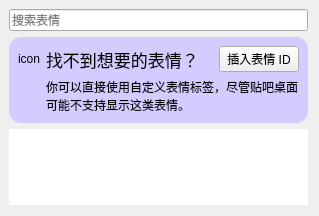
First picture: the form in src/resf/tb_emoji_selector.ui, repository clb-128258/TiebaDesktop, before the edit.
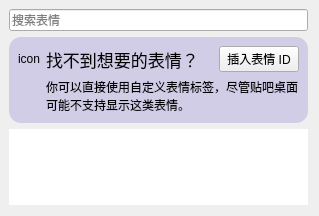
Second picture: the form after the edit.

Commit message: refactor: 微调表情选择器显示效果

```diff
--- a/src/resf/tb_emoji_selector.ui
+++ b/src/resf/tb_emoji_selector.ui
@@ -96,12 +96,11 @@
     <widget class="QFrame" name="frame">
      <property name="styleSheet">
       <string notr="true">QFrame#frame {
-	background-color: rgb(211, 205, 255);
+	background-color: rgba(91, 68, 200, 50);
     border: 1px soild #c0c4cc;
     border-radius: 12px;
     border-color: #67C23A;
 }
-QLabel{color: black;}
 </string>
      </property>
      <property name="frameShape">
```
The commit also changes 2 other files.
